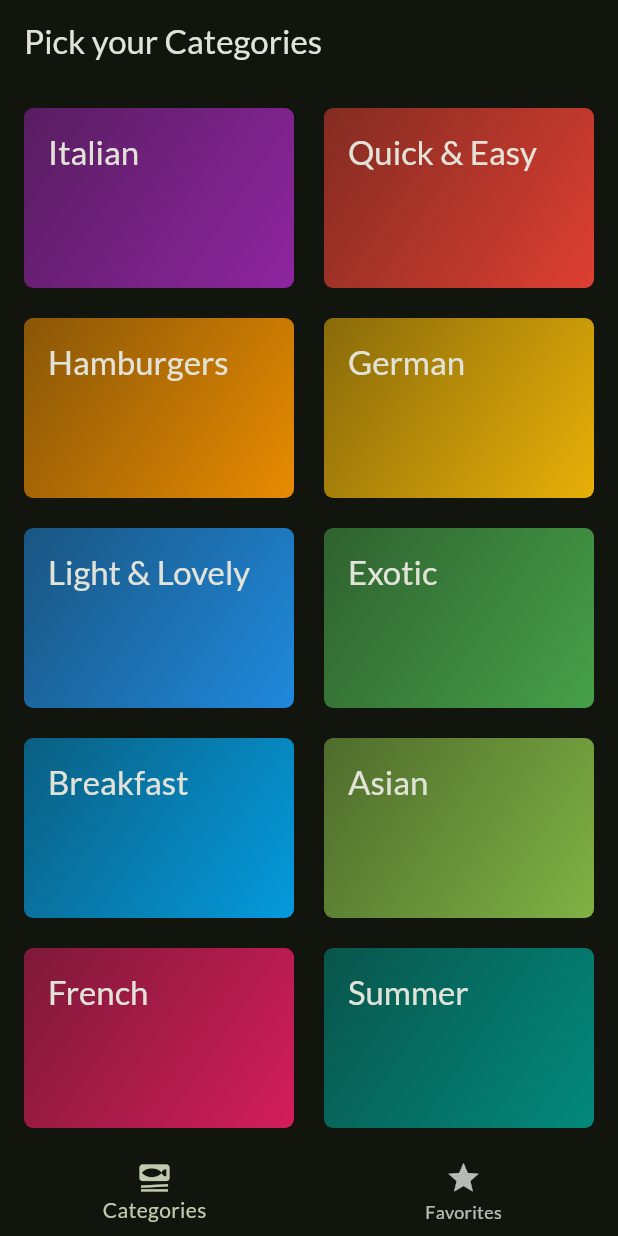
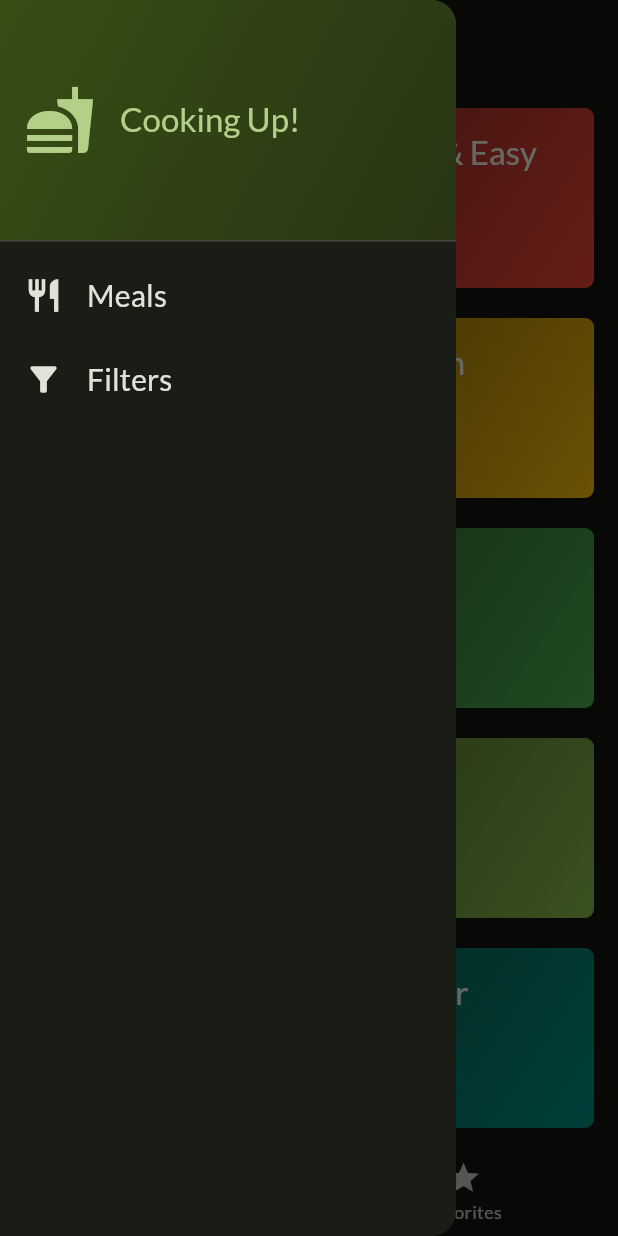
Before and after one commit to elianaferreira/meals_recipes, a Flutter app: the screen it shows after launch, with the side drawer open (before the commit the screen has no drawer), on a phone screen of 412 x 824 dp. Run offline on Flutter 3.47's test engine with Material 2 defaults, Android fonts, the phone set to English and light mode, and no system bars; our stand-ins replace google_fonts, transparent_image.

Commit message:
added side drawer to the Tab Screen

```diff
--- a/lib/screens/tabs.dart
+++ b/lib/screens/tabs.dart
@@ -3,6 +3,7 @@ import 'package:flutter/material.dart';
 import 'package:meals_recipes/models/meal.dart';
 import 'package:meals_recipes/screens/categories.dart';
 import 'package:meals_recipes/screens/meals.dart';
+import 'package:meals_recipes/widgets/main_drawer.dart';
 
 class TabsScreen extends StatefulWidget {
   const TabsScreen({super.key});
@@ -41,6 +42,14 @@ class _TabsState extends State<TabsScreen> {
         .showSnackBar(SnackBar(content: Text(message)));
   }
 
+  void _setScreen(ScreenIdentifier identifier) {
+    if (identifier == ScreenIdentifier.filters) {
+    } else {
+      Navigator.of(context).pop();
+      selectPage(0);
+    }
+  }
+
   @override
   Widget build(BuildContext context) {
     Widget activePage = CategoriesScreen(
@@ -59,6 +68,7 @@ class _TabsState extends State<TabsScreen> {
       appBar: AppBar(
         title: Text(activePageTitle),
       ),
+      drawer: MainDrawer(onSelectScreen: _setScreen),
       body: activePage,
       bottomNavigationBar: BottomNavigationBar(
         onTap: selectPage,
--- a/lib/utils/dimens.dart
+++ b/lib/utils/dimens.dart
@@ -9,4 +9,6 @@ class Dimens {
   static const double imageHeight = 300;
   static const double elevation = 4;
   static const double iconSize = 16;
+  static const double iconSizeMedium = 26;
+  static const double iconSizeBig = 48;
 }
--- /dev/null
+++ b/lib/widgets/main_drawer.dart
@@ -0,0 +1,69 @@
+import 'package:flutter/material.dart';
+import 'package:meals_recipes/utils/dimens.dart';
+
+enum ScreenIdentifier { meals, filters }
+
+class MainDrawer extends StatelessWidget {
+  const MainDrawer({super.key, required this.onSelectScreen});
+
+  final void Function(ScreenIdentifier identifier) onSelectScreen;
+
+  @override
+  Widget build(BuildContext context) {
+    return Drawer(
+      child: Column(
+        children: [
+          DrawerHeader(
+            padding: const EdgeInsets.all(Dimens.padding),
+            decoration: BoxDecoration(
+                gradient: LinearGradient(colors: [
+              Theme.of(context).colorScheme.primaryContainer,
+              Theme.of(context).colorScheme.primaryContainer.withOpacity(0.5)
+            ], begin: Alignment.topLeft, end: Alignment.bottomRight)),
+            child: Row(
+              children: [
+                Icon(
+                  Icons.fastfood,
+                  size: Dimens.iconSizeBig,
+                  color: Theme.of(context).colorScheme.primary,
+                ),
+                const SizedBox(width: Dimens.padding),
+                Text(
+                  'Cooking Up!',
+                  style: Theme.of(context)
+                      .textTheme
+                      .titleLarge!
+                      .copyWith(color: Theme.of(context).colorScheme.primary),
+                )
+              ],
+            ),
+          ),
+          ListTile(
+            leading: Icon(Icons.restaurant,
+                size: Dimens.iconSizeMedium,
+                color: Theme.of(context).colorScheme.onBackground),
+            title: Text('Meals',
+                style: Theme.of(context).textTheme.titleSmall!.copyWith(
+                    color: Theme.of(context).colorScheme.onBackground,
+                    fontSize: Dimens.titleSize)),
+            onTap: () {
+              onSelectScreen(ScreenIdentifier.meals);
+            },
+          ),
+          ListTile(
+            leading: Icon(Icons.filter_alt,
+                size: Dimens.iconSizeMedium,
+                color: Theme.of(context).colorScheme.onBackground),
+            title: Text('Filters',
+                style: Theme.of(context).textTheme.titleSmall!.copyWith(
+                    color: Theme.of(context).colorScheme.onBackground,
+                    fontSize: Dimens.titleSize)),
+            onTap: () {
+              onSelectScreen(ScreenIdentifier.filters);
+            },
+          )
+        ],
+      ),
+    );
+  }
+}
```
